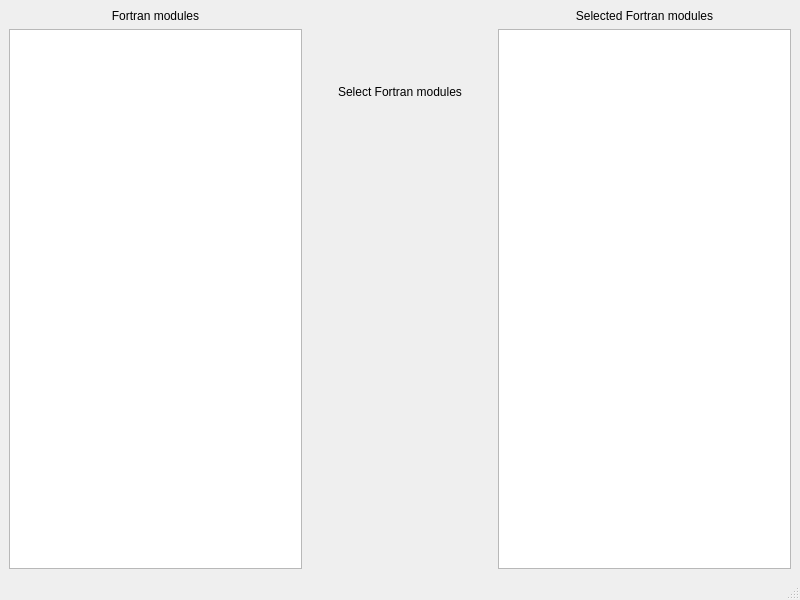
The window that fparser_GUI/Window_fmodules.ui (mramagu/Fortran-to-Python-Wrapper) describes before a commit, drawn with Qt 5.
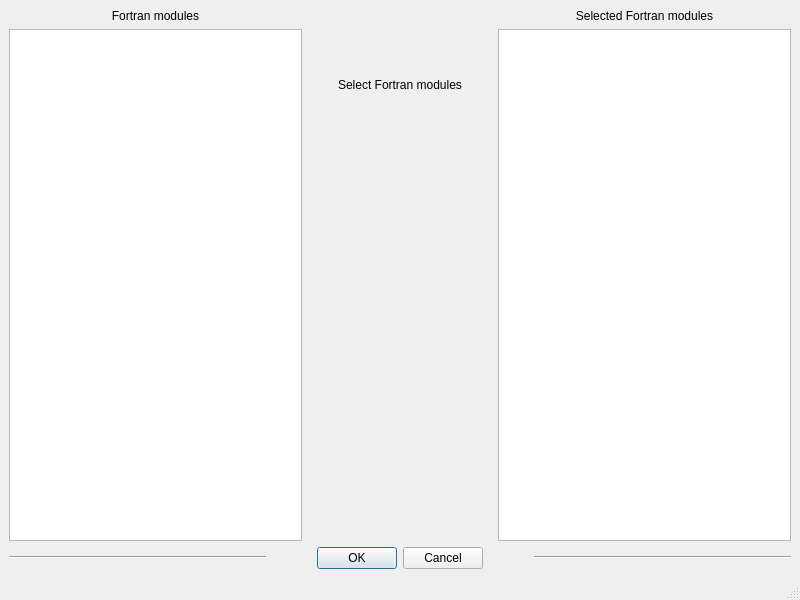
The same window after the commit.

The edit to the form file:
```diff
--- a/fparser_GUI/Window_fmodules.ui
+++ b/fparser_GUI/Window_fmodules.ui
@@ -14,9 +14,11 @@
    <string>MainWindow</string>
   </property>
   <widget class="QWidget" name="centralwidget">
-   <layout class="QHBoxLayout" name="horizontalLayout">
+   <layout class="QVBoxLayout" name="verticalLayout_2">
     <item>
-     <layout class="QVBoxLayout" name="verticalLayout_5">
+     <layout class="QHBoxLayout" name="horizontalLayout_2">
+      <item>
+       <layout class="QVBoxLayout" name="verticalLayout">
       <item>
        <widget class="QLabel" name="label_fmod">
         <property name="text">
@@ -112,6 +114,57 @@
        <widget class="QListWidget" name="listWidget_selfmod">
         <property name="selectionMode">
          <enum>QAbstractItemView::ExtendedSelection</enum>
+          </property>
+         </widget>
+        </item>
+       </layout>
+      </item>
+     </layout>
+    </item>
+    <item>
+     <layout class="QHBoxLayout" name="horizontalLayout">
+      <item>
+       <widget class="Line" name="line">
+        <property name="sizePolicy">
+         <sizepolicy hsizetype="Expanding" vsizetype="Fixed">
+          <horstretch>0</horstretch>
+          <verstretch>0</verstretch>
+         </sizepolicy>
+        </property>
+        <property name="midLineWidth">
+         <number>0</number>
+        </property>
+        <property name="orientation">
+         <enum>Qt::Horizontal</enum>
+        </property>
+       </widget>
+      </item>
+      <item>
+       <widget class="QDialogButtonBox" name="buttonBox_accept">
+        <property name="sizePolicy">
+         <sizepolicy hsizetype="Minimum" vsizetype="Fixed">
+          <horstretch>0</horstretch>
+          <verstretch>0</verstretch>
+         </sizepolicy>
+        </property>
+        <property name="standardButtons">
+         <set>QDialogButtonBox::Cancel|QDialogButtonBox::Ok</set>
+        </property>
+        <property name="centerButtons">
+         <bool>true</bool>
+        </property>
+       </widget>
+      </item>
+      <item>
+       <widget class="Line" name="line_2">
+        <property name="sizePolicy">
+         <sizepolicy hsizetype="Expanding" vsizetype="Fixed">
+          <horstretch>0</horstretch>
+          <verstretch>0</verstretch>
+         </sizepolicy>
+        </property>
+        <property name="orientation">
+         <enum>Qt::Horizontal</enum>
         </property>
        </widget>
       </item>
```
Left out of the diff: 3 changed lines with no effect on the pictures. Lines whose indentation alone changed are shown as unchanged.
